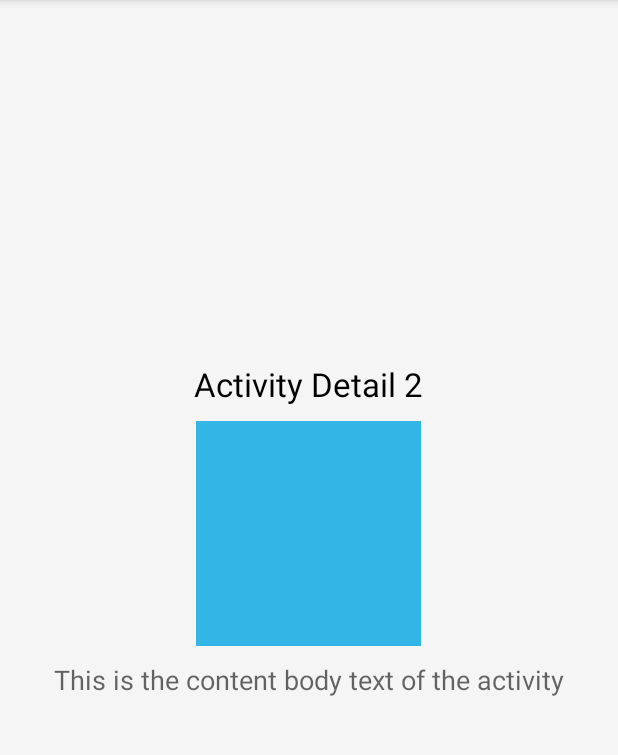
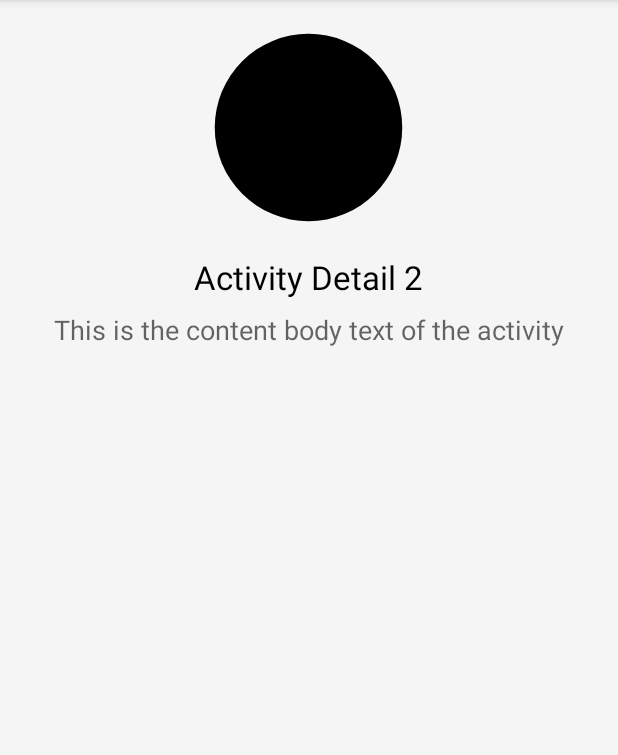
Before and after one commit to dev-arrow/Material-Animations, an Android app: the layout activity_details2.xml on its own in the app's theme, with its tools: preview values and no code run, on a phone screen of 412 x 824 dp, the part 84-839 px from its top. Run offline under Robolectric (Android 15) with nearby library versions, the phone set to English and light mode, and no system bars.

```diff
--- a/app/src/main/res/layout/activity_details2.xml
+++ b/app/src/main/res/layout/activity_details2.xml
@@ -1,9 +1,18 @@
-<RelativeLayout xmlns:android="http://schemas.android.com/apk/res/android"
-    xmlns:tools="http://schemas.android.com/tools"
+<layout xmlns:android="http://schemas.android.com/apk/res/android"
+    xmlns:app="http://schemas.android.com/apk/res-auto">
+
+    <data>
+
+        <variable
+            name="details2Sample"
+            type="com.lgvalle.material_animations.Sample" />
+    </data>
+
+    <LinearLayout
         android:layout_width="match_parent"
         android:layout_height="match_parent"
-    android:orientation="vertical"
-    tools:context=".MainActivity">
+        android:gravity="center_horizontal"
+        android:orientation="vertical">
 
         <android.support.v7.widget.Toolbar
             android:id="@+id/toolbar"
@@ -17,8 +26,9 @@
                 android:id="@+id/toolbar_sample_icon"
                 android:layout_width="@dimen/size_icon_toolbar"
                 android:layout_height="@dimen/size_icon_toolbar"
+                android:layout_marginEnd="@dimen/spacing_double"
                 android:src="@drawable/circle_24dp"
-            android:layout_marginEnd="@dimen/spacing_double"/>
+                app:colorFilter="@{details1Sample.color}" />
 
             <TextView
                 android:id="@+id/title"
@@ -30,31 +40,21 @@
 
         </android.support.v7.widget.Toolbar>
 
-    <View
-        android:layout_width="150dp"
-        android:id="@+id/big_square_blue"
-        android:layout_margin="10dp"
-        android:transitionName="@string/square_blue_name"
-        android:layout_centerInParent="true"
-        android:background="@android:color/holo_blue_light"
-        android:layout_height="150dp" />
+        <ImageView
+            android:id="@+id/square_red"
+            style="@style/MaterialAnimations.Icon.Big"
+            android:src="@drawable/circle_24dp"
+            app:colorFilter="@{details1Sample.color}" />
 
         <TextView
+            style="@style/Base.TextAppearance.AppCompat.Large"
             android:layout_width="wrap_content"
-        android:text="Activity Detail 2"
-        style="@style/Base.TextAppearance.AppCompat.Large"
-        android:layout_centerHorizontal="true"
-
-        android:layout_above="@+id/big_square_blue"
-        android:layout_height="wrap_content" />
+            android:layout_height="wrap_content"
+            android:text="Activity Detail 2" />
 
         <TextView
-        android:layout_width="wrap_content"
-        android:text="This is the content body text of the activity"
-        style="@style/Base.TextAppearance.AppCompat.Medium"
-        android:layout_centerHorizontal="true"
-        android:layout_below="@+id/big_square_blue"
-        android:layout_height="wrap_content" />
+            style="@style/MaterialAnimations.Text.Body"
+            android:text="This is the content body text of the activity" />
 
-
-</RelativeLayout>
+    </LinearLayout>
+</layout>
--- a/app/src/main/res/values/styles.xml
+++ b/app/src/main/res/values/styles.xml
@@ -10,7 +10,8 @@
         <item name="android:statusBarColor">@color/material_animations_primary_dark</item>
         <item name="android:textColor">@color/text_dark</item>
         <item name="android:windowContentTransitions">true</item>
-        <item name="android:titleTextAppearance">@style/MaterialAnimations.TextAppearance.Title</item>
+        <item name="android:titleTextAppearance">@style/MaterialAnimations.TextAppearance.Title
+        </item>
         <item name="android:windowBackground">@color/light_grey</item>
     </style>
 
@@ -26,4 +27,30 @@
         <item name="android:textColor">@android:color/white</item>
     </style>
 
+    <style name="MaterialAnimations.Text.Body" parent="Base.TextAppearance.AppCompat.Medium">
+        <item name="android:layout_width">wrap_content</item>
+        <item name="android:layout_height">wrap_content</item>
+        <item name="android:layout_margin">@dimen/spacing_normal</item>
+    </style>
+
+    <style name="MaterialAnimations.Icon">
+        <item name="android:layout_margin">10dp</item>
+    </style>
+
+    <style name="MaterialAnimations.Icon.Big">
+        <item name="android:layout_width">150dp</item>
+        <item name="android:layout_height">150dp</item>
+    </style>
+
+    <style name="MaterialAnimations.Icon.Small">
+        <item name="android:layout_width">48dp</item>
+        <item name="android:layout_height">48dp</item>
+    </style>
+
+    <style name="MaterialAnimations.Button" parent="Base.Widget.AppCompat.Button">
+        <item name="android:layout_width">match_parent</item>
+        <item name="android:layout_height">wrap_content</item>
+        <item name="android:layout_margin">@dimen/spacing_normal</item>
+    </style>
+
 </resources>
```
Also changed, not shown: app/src/main/java/com/lgvalle/material_animations/DetailActivity1.java (+4 -7 lines), app/src/main/java/com/lgvalle/material_animations/DetailActivity2.java (+8 -6 lines), app/src/main/res/layout/activity_details1.xml (+5 -14 lines), app/src/main/res/layout/row_sample.xml (+4 -6 lines). Lines whose indentation alone changed are shown as unchanged.
